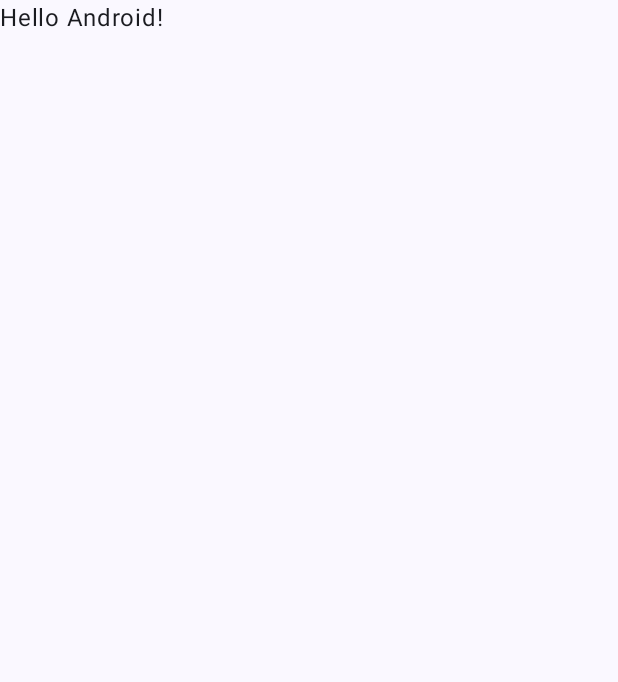
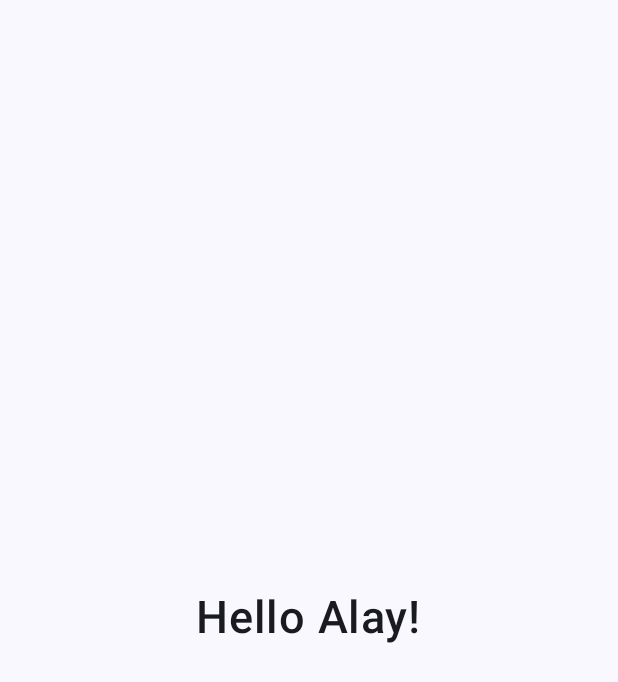
Before and after one commit to Alay-Ghosal/App, an Android app built with Jetpack Compose: the screen it shows after launch (MainActivity), on a phone screen of 412 x 824 dp. Before the commit the part shown is almost empty. Shown: the top 682 px of the screen. Run offline under Robolectric (Android 15) with nearby library versions, the phone set to English and light mode, and no system bars.

Commit message:
Created new CenterAlignedText function to compose text in the center of the screen

```diff
--- a/app/src/main/java/com/example/nwapp/MainActivity.kt
+++ b/app/src/main/java/com/example/nwapp/MainActivity.kt
@@ -3,13 +3,17 @@ package com.example.nwapp
 import android.os.Bundle
 import androidx.activity.ComponentActivity
 import androidx.activity.compose.setContent
+import androidx.compose.foundation.layout.Box
 import androidx.compose.foundation.layout.fillMaxSize
 import androidx.compose.material3.MaterialTheme
 import androidx.compose.material3.Surface
 import androidx.compose.material3.Text
 import androidx.compose.runtime.Composable
+import androidx.compose.ui.Alignment
 import androidx.compose.ui.Modifier
+import androidx.compose.ui.text.font.FontWeight
 import androidx.compose.ui.tooling.preview.Preview
+import androidx.compose.ui.unit.sp
 import com.example.nwapp.ui.theme.NWAPPTheme
 
 class MainActivity : ComponentActivity() {
@@ -22,10 +26,25 @@ class MainActivity : ComponentActivity() {
                     modifier = Modifier.fillMaxSize(),
                     color = MaterialTheme.colorScheme.background
                 ) {
-                    Greeting("Android")
+                    CenterAlignedText("Alay")
                 }
             }
         }
+    }
+}
+
+@Composable
+fun CenterAlignedText(name: String) {
+    // https://developer.android.com/jetpack/compose/documentation
+    Box(
+        modifier = Modifier.fillMaxSize(),
+        contentAlignment = Alignment.Center
+    ) {
+        Text(
+            text = "Hello $name!",
+            fontSize = 30.sp,
+            fontWeight = FontWeight.SemiBold
+        )
     }
 }
 
--- a/build.gradle.kts
+++ b/build.gradle.kts
@@ -1,5 +1,5 @@
 // Top-level build file where you can add configuration options common to all sub-projects/modules.
 plugins {
-    id("com.android.application") version "8.1.2" apply false
+    id("com.android.application") version "8.1.3" apply false
     id("org.jetbrains.kotlin.android") version "1.8.10" apply false
 }
```
